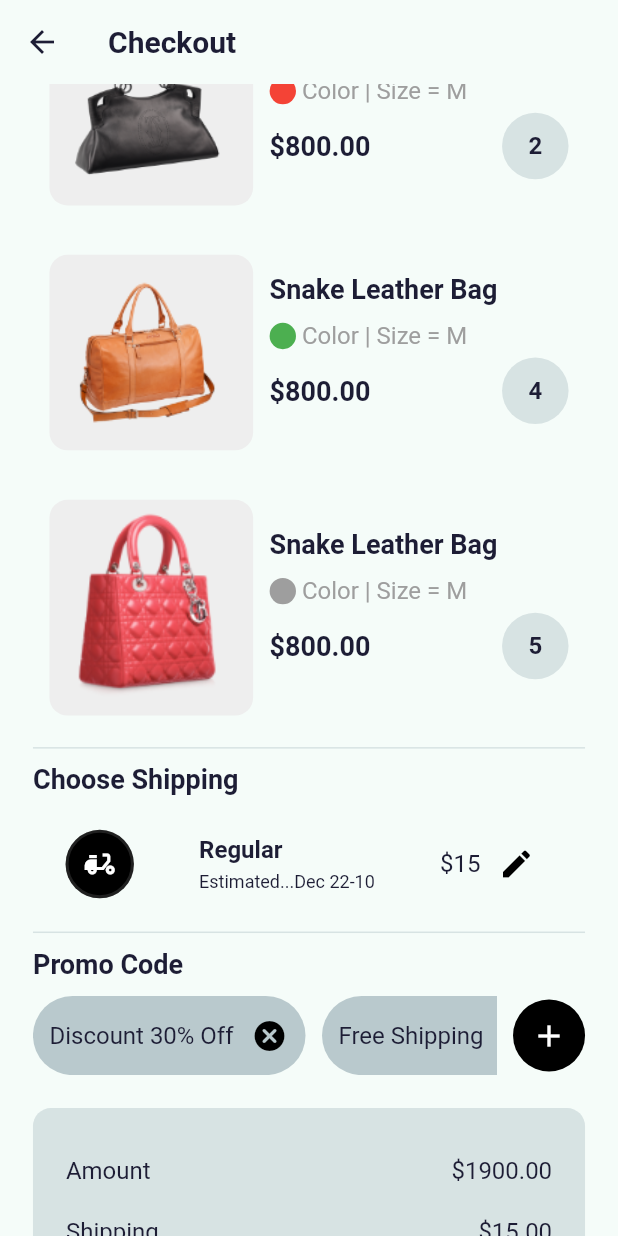
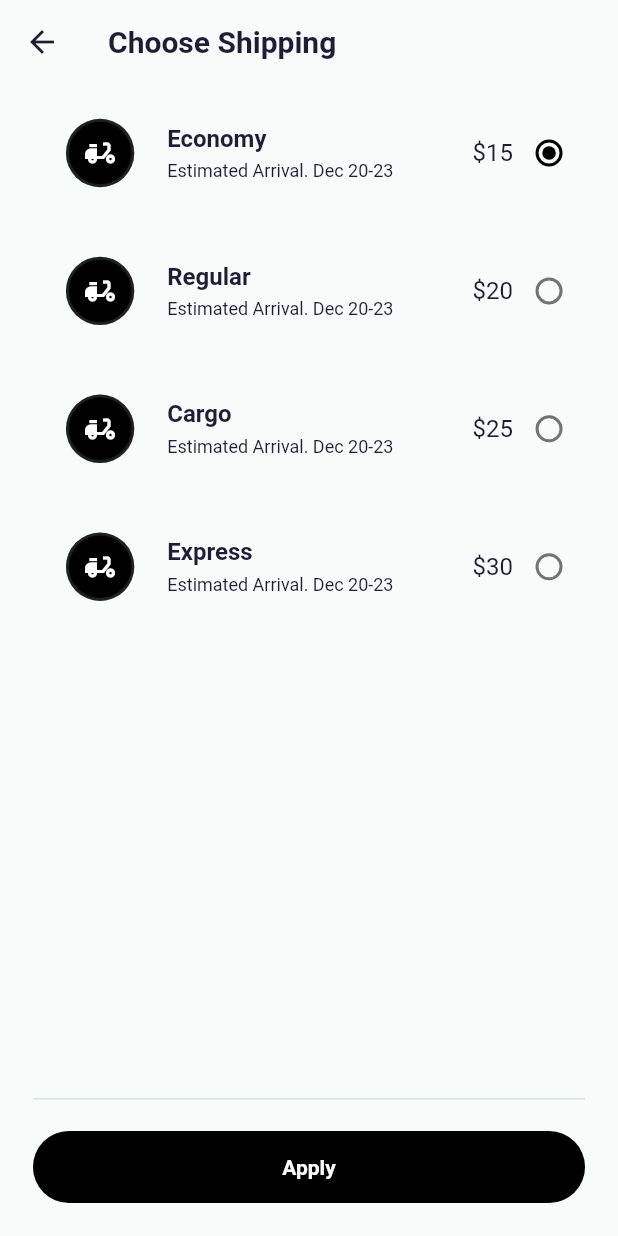
Before and after one commit to vuxnguyxn/e-commerce-app, a Flutter app: the CheckoutPage screen opened by its route, scrolled down 576 dp, after a tap on the "edit" icon, on a phone screen of 412 x 824 dp. Run offline on Flutter 3.47's test engine with Material 2 defaults, Android fonts, the phone set to English and light mode, and no system bars; our stand-ins replace flutter_svg.

Commit message:
features(checkout): create choose shipping page

```diff
--- a/lib/core/routes.dart
+++ b/lib/core/routes.dart
@@ -1,5 +1,6 @@
 import 'package:e_commerce_app/features/cart/presentation/cart.dart';
 import 'package:e_commerce_app/features/cart/presentation/pages/check_out_page.dart';
+import 'package:e_commerce_app/features/cart/presentation/pages/choose_shipping_page.dart';
 import 'package:e_commerce_app/features/cart/presentation/pages/shipping_address_page.dart';
 import 'package:e_commerce_app/features/home/presentation/pages/categories_page.dart';
 import 'package:e_commerce_app/features/home/presentation/pages/most_popular_page.dart';
@@ -25,4 +26,5 @@ final Map<String, WidgetBuilder> routes = {
   Cart.route: (context) => const Cart(),
   CheckoutPage.route: (context) => const CheckoutPage(),
   ShippingAddressPage.route:(context) => const ShippingAddressPage(),
+  ChooseShippingPage.route:(context) => const ChooseShippingPage(),
 };
--- a/lib/features/cart/data/cart_data.dart
+++ b/lib/features/cart/data/cart_data.dart
@@ -1,5 +1,41 @@
 // ignore_for_file: public_member_api_docs, sort_constructors_first
 import 'package:flutter/material.dart';
+
+class DeliveryShipping {
+  String title;
+  String content;
+  int price;
+  bool isSelected;
+  DeliveryShipping({
+    required this.title,
+    required this.content,
+    required this.price,
+    this.isSelected = false,
+  });
+}
+
+List dataChooseShippingAddress = [
+  DeliveryShipping(
+      price: 15,
+      title: 'Economy',
+      content: 'Estimated Arrival. Dec 20-23',
+      isSelected: true),
+  DeliveryShipping(
+      price: 20,
+      title: 'Regular',
+      content: 'Estimated Arrival. Dec 20-23',
+      isSelected: false),
+  DeliveryShipping(
+      price: 25,
+      title: 'Cargo',
+      content: 'Estimated Arrival. Dec 20-23',
+      isSelected: false),
+  DeliveryShipping(
+      price: 30,
+      title: "Express",
+      content: 'Estimated Arrival. Dec 20-23',
+      isSelected: false),
+];
 
 class DeliveryAddress {
   String title;
@@ -13,10 +49,18 @@ class DeliveryAddress {
 }
 
 List dataShippingAddress = [
-  DeliveryAddress(title: 'Home', content: '640/4 Paris, French', isSelected: true),
-  DeliveryAddress(title: 'Office', content: '640/5 Hanoi, VietNam', isSelected: false),
-  DeliveryAddress(title: 'Apartment', content: '640/6 Los Angeles, American', isSelected: false),
-  DeliveryAddress(title: "Parent's House", content: '640/7 London, England', isSelected: false),
+  DeliveryAddress(
+      title: 'Home', content: '640/4 Paris, French', isSelected: true),
+  DeliveryAddress(
+      title: 'Office', content: '640/5 Hanoi, VietNam', isSelected: false),
+  DeliveryAddress(
+      title: 'Apartment',
+      content: '640/6 Los Angeles, American',
+      isSelected: false),
+  DeliveryAddress(
+      title: "Parent's House",
+      content: '640/7 London, England',
+      isSelected: false),
 ];
 
 List dataPromoCode = ['Discount 30% Off', 'Free Shipping', 'Discount 10% ATM'];
--- /dev/null
+++ b/lib/features/cart/presentation/pages/choose_shipping_page.dart
@@ -0,0 +1,64 @@
+import 'package:e_commerce_app/core/constants.dart';
+import 'package:e_commerce_app/core/size_config.dart';
+import 'package:e_commerce_app/features/cart/data/cart_data.dart';
+import 'package:e_commerce_app/features/cart/presentation/widgets/choose_shipping_item.dart';
+import 'package:flutter/material.dart';
+
+import '../../../../widgets/custom_button.dart';
+import '../../../../widgets/horizon_line.dart';
+
+class ChooseShippingPage extends StatelessWidget {
+  const ChooseShippingPage({super.key});
+
+  static const String route = '/choose_shipping';
+
+  @override
+  Widget build(BuildContext context) {
+    final Brightness brightness = MediaQuery.of(context).platformBrightness;
+    return Scaffold(
+      appBar: AppBar(
+        title: const Text('Choose Shipping'),
+      ),
+      body: Container(
+        padding: EdgeInsets.symmetric(
+            horizontal: getProportionateScreenWidth(kDefaultPadding)),
+        child: Column(
+          children: [
+            Expanded(
+              child: SingleChildScrollView(
+                child: Column(
+                  children: [
+                    ...List.generate(
+                      dataChooseShippingAddress.length,
+                      (index) => ChooseShippingItem(
+                        index: index,
+                        brightness: brightness,
+                        data: dataChooseShippingAddress[index],
+                      ),
+                    ),
+                  ],
+                ),
+              ),
+            ),
+            const HorizonLine(),
+            Container(
+              width: double.infinity,
+              margin: EdgeInsets.only(
+                  top: getProportionateScreenWidth(kDefaultPadding / 2),
+                  bottom: getProportionateScreenWidth(kDefaultPadding)),
+              child: CustomButton(
+                  title: 'Apply',
+                  color: brightness == Brightness.light
+                      ? Colors.black
+                      : Colors.white,
+                  colorText: brightness == Brightness.light
+                      ? Colors.white
+                      : Colors.black,
+                  press: () {}),
+            )
+          ],
+        ),
+      ),
+    );
+  }
+}
--- a/lib/features/cart/presentation/pages/shipping_address_page.dart
+++ b/lib/features/cart/presentation/pages/shipping_address_page.dart
@@ -43,7 +43,7 @@ class ShippingAddressPage extends StatelessWidget {
                       decoration: BoxDecoration(
                           borderRadius: BorderRadius.circular(50),
                           color: brightness == Brightness.light
-                              ? null
+                              ? Colors.blueGrey.withOpacity(.2)
                               : Colors.blueGrey.withOpacity(.3)),
                       child: TextButton(
                         child: Text(
--- a/lib/features/cart/presentation/widgets/choose_shipping.dart
+++ b/lib/features/cart/presentation/widgets/choose_shipping.dart
@@ -1,3 +1,4 @@
+import 'package:e_commerce_app/features/cart/presentation/pages/choose_shipping_page.dart';
 import 'package:flutter/material.dart';
 
 import '../../../../core/constants.dart';
@@ -26,8 +27,8 @@ class ChooseShipping extends StatelessWidget {
         children: <Widget>[
           Container(
               decoration: BoxDecoration(
-                  border: Border.all(
-                      color: Colors.grey.withOpacity(.2), width: 2),
+                  border:
+                      Border.all(color: Colors.grey.withOpacity(.2), width: 2),
                   shape: BoxShape.circle,
                   color: brightness == Brightness.light
                       ? Colors.black
@@ -50,8 +51,7 @@ class ChooseShipping extends StatelessWidget {
                 style: TextStyle(fontWeight: FontWeight.bold),
               ),
               SizedBox(
-                height:
-                    getProportionateScreenWidth(kDefaultPadding / 4),
+                height: getProportionateScreenWidth(kDefaultPadding / 4),
               ),
               const Text(
                 'Estimated...Dec 22-10',
@@ -71,7 +71,9 @@ class ChooseShipping extends StatelessWidget {
                       ? Colors.black
                       : Colors.white,
                 ),
-                onPressed: () {},
+                onPressed: () {
+                  Navigator.pushNamed(context, ChooseShippingPage.route);
+                },
               ),
             ],
           ),
--- /dev/null
+++ b/lib/features/cart/presentation/widgets/choose_shipping_item.dart
@@ -0,0 +1,97 @@
+import 'package:e_commerce_app/features/cart/data/cart_data.dart';
+import 'package:flutter/material.dart';
+
+import '../../../../core/constants.dart';
+import '../../../../core/size_config.dart';
+
+class ChooseShippingItem extends StatefulWidget {
+  const ChooseShippingItem({
+    super.key,
+    required this.brightness,
+    required this.data,
+    required this.index,
+  });
+
+  final Brightness brightness;
+  final DeliveryShipping data;
+  final int index;
+
+  @override
+  State<ChooseShippingItem> createState() => _ShippingAddressItemState();
+}
+
+class _ShippingAddressItemState extends State<ChooseShippingItem> {
+  int _selected = 0;
+
+  @override
+  Widget build(BuildContext context) {
+    return Container(
+      margin: EdgeInsets.symmetric(
+        vertical: getProportionateScreenWidth(kDefaultPadding / 2),
+      ),
+      padding: EdgeInsets.symmetric(
+          vertical: getProportionateScreenWidth(kDefaultPadding / 2)),
+      decoration: BoxDecoration(
+          borderRadius: BorderRadius.circular(12),
+          color: widget.brightness == Brightness.light
+              ? null
+              : Colors.blueGrey.withOpacity(.2)),
+      child: Row(
+        children: [
+          Container(
+              margin: EdgeInsets.symmetric(
+                  horizontal: getProportionateScreenWidth(kDefaultPadding)),
+              decoration: BoxDecoration(
+                  border:
+                      Border.all(color: Colors.grey.withOpacity(.2), width: 2),
+                  shape: BoxShape.circle,
+                  color: widget.brightness == Brightness.light
+                      ? Colors.black
+                      : Colors.white),
+              padding: EdgeInsets.all(getProportionateScreenWidth(8)),
+              child: Icon(
+                Icons.delivery_dining,
+                color: widget.brightness == Brightness.light
+                    ? Colors.white
+                    : Colors.black,
+              )),
+          Expanded(
+            child: Column(
+              crossAxisAlignment: CrossAxisAlignment.start,
+              children: [
+                Text(
+                  widget.data.title,
+                  maxLines: 1,
+                  overflow: TextOverflow.ellipsis,
+                  style: const TextStyle(fontWeight: FontWeight.bold),
+                ),
+                SizedBox(
+                  height: getProportionateScreenWidth(kDefaultPadding / 4),
+                ),
+                Text(
+                  widget.data.content,
+                  maxLines: 1,
+                  overflow: TextOverflow.ellipsis,
+                  style: const TextStyle(fontSize: 12),
+                ),
+              ],
+            ),
+          ),
+          Text('\$${widget.data.price}'),
+          Radio(
+            value: widget.index,
+            groupValue: _selected,
+            onChanged: (value) {
+              setState(() {
+                _selected = value!;
+              });
+            },
+            activeColor: widget.brightness == Brightness.light
+                ? Colors.black
+                : Colors.white,
+          ),
+        ],
+      ),
+    );
+  }
+}
```
